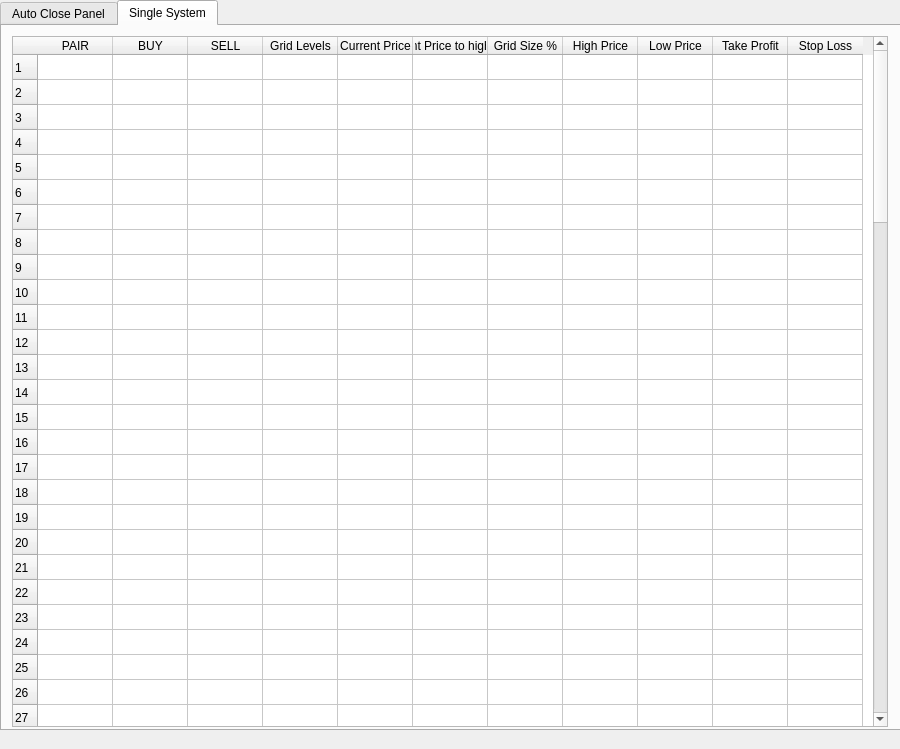
First picture: the form in main.ui, repository terrencstaciralphlindgr/Bitsgap-Trading-Bot, before the edit.
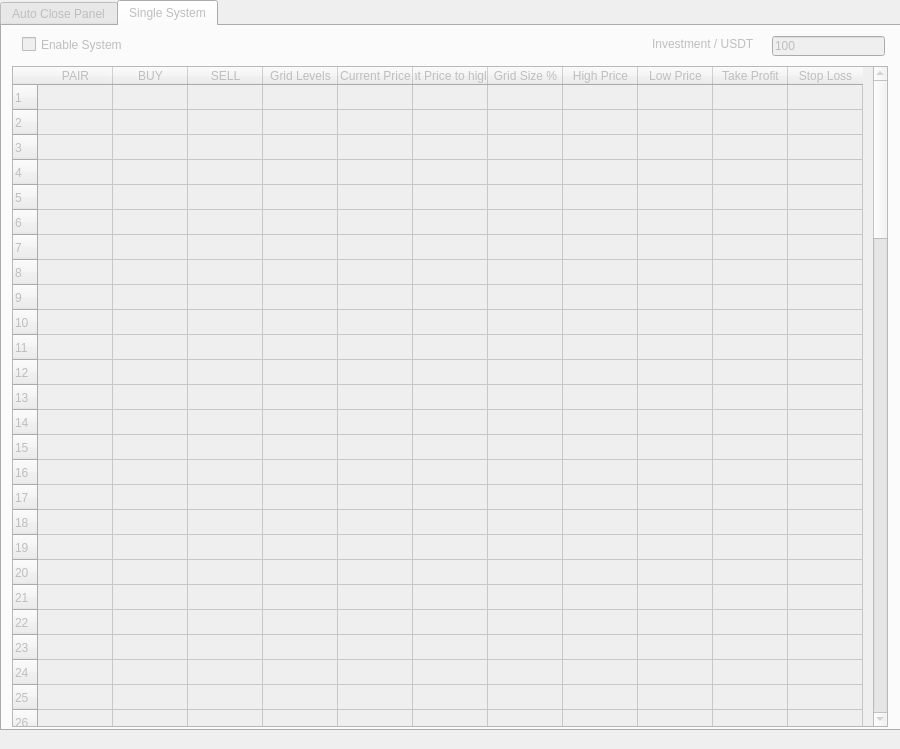
Second picture: the form after the edit. The open tabs and pages were chosen to show the change.

Commit message: Add singel auto open action

Patch:
```diff
--- a/main.ui
+++ b/main.ui
@@ -3,7 +3,7 @@
  <class>MainWindow</class>
  <widget class="QMainWindow" name="MainWindow">
   <property name="enabled">
-   <bool>true</bool>
+   <bool>false</bool>
   </property>
   <property name="geometry">
    <rect>
@@ -587,12 +587,15 @@
       <string>Single System</string>
      </attribute>
      <widget class="QTableWidget" name="single_system_table">
+      <property name="enabled">
+       <bool>false</bool>
+      </property>
       <property name="geometry">
        <rect>
         <x>10</x>
-        <y>10</y>
+        <y>40</y>
         <width>876</width>
-        <height>691</height>
+        <height>661</height>
        </rect>
       </property>
       <property name="rowCount">
@@ -760,6 +763,56 @@
        </property>
       </column>
      </widget>
+     <widget class="QLineEdit" name="single_system_inv">
+      <property name="enabled">
+       <bool>false</bool>
+      </property>
+      <property name="geometry">
+       <rect>
+        <x>770</x>
+        <y>10</y>
+        <width>113</width>
+        <height>20</height>
+       </rect>
+      </property>
+      <property name="text">
+       <string>100</string>
+      </property>
+     </widget>
+     <widget class="QLabel" name="single_system_inv_text">
+      <property name="enabled">
+       <bool>false</bool>
+      </property>
+      <property name="geometry">
+       <rect>
+        <x>650</x>
+        <y>10</y>
+        <width>111</width>
+        <height>16</height>
+       </rect>
+      </property>
+      <property name="font">
+       <font>
+        <pointsize>9</pointsize>
+       </font>
+      </property>
+      <property name="text">
+       <string>Investment / USDT</string>
+      </property>
+     </widget>
+     <widget class="QCheckBox" name="singel_system_checkbox">
+      <property name="geometry">
+       <rect>
+        <x>20</x>
+        <y>10</y>
+        <width>101</width>
+        <height>17</height>
+       </rect>
+      </property>
+      <property name="text">
+       <string>Enable System</string>
+      </property>
+     </widget>
     </widget>
    </widget>
   </widget>
```
The commit also changes 3 other files.
